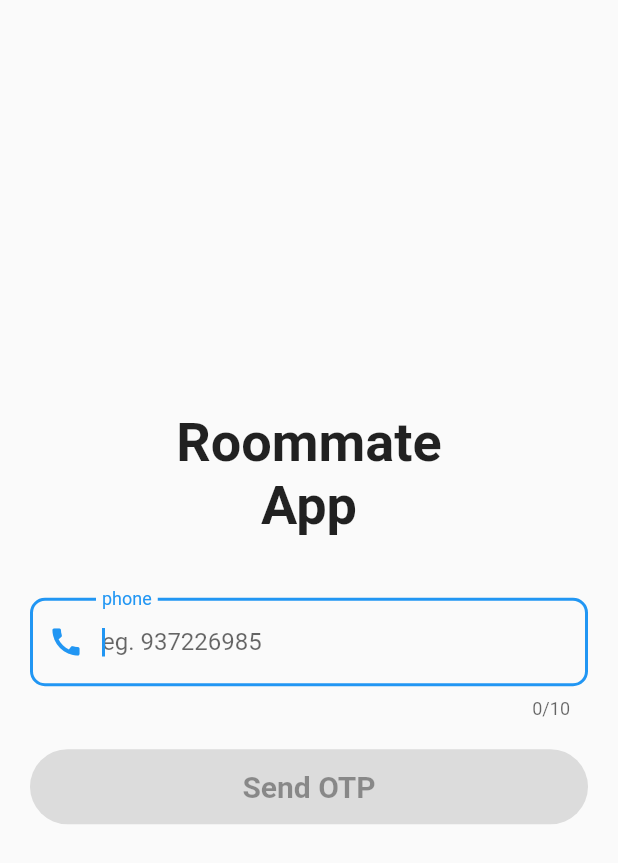
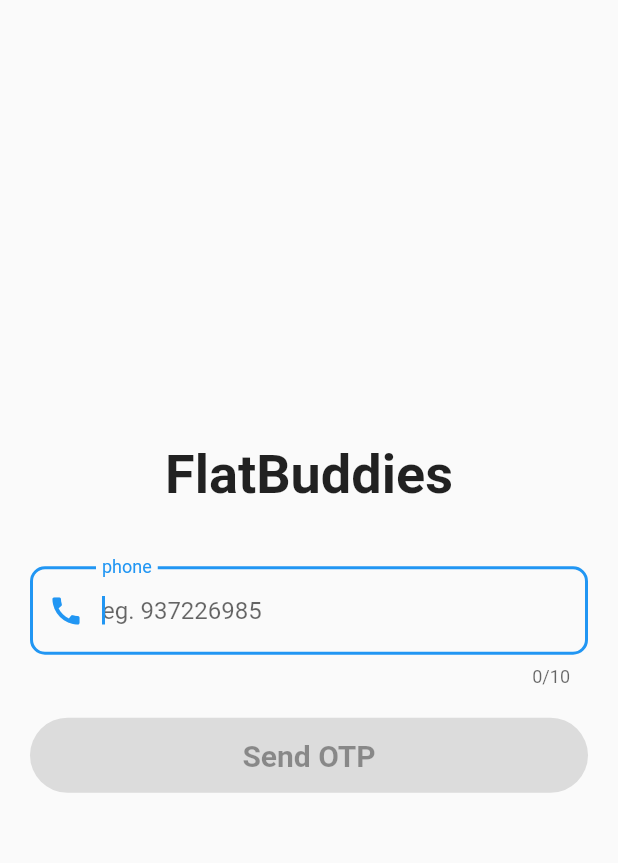
Before and after one commit to parbat680/tsec_frontend_team-07, a Flutter app: the screen it shows after launch, on a phone screen of 412 x 824 dp. Shown: the top 863 px of the screen. Run offline on Flutter 3.47's test engine with Material 2 defaults, Android fonts, the phone set to English and light mode, and no system bars; drawn by our look-alikes of loader_overlay; our stand-ins replace firebase_auth, firebase_core, get, get_storage, image_picker, pinput; missing offline and left inert: panorama; accounts and stored records are empty.

Commit message:
final commit from home 😁

```diff
--- a/lib/main.dart
+++ b/lib/main.dart
@@ -41,9 +41,7 @@ class MyApp extends StatelessWidget {
       ),
       debugShowCheckedModeBanner: false,
       home: LoaderOverlay(
-        child: box.read('auth-token') == null
-            ? LoginScreen()
-            : UserDetailsScreen(),
+        child: box.read('auth-token') == null ? LoginScreen() : HomeScreen(),
       ),
     );
   }
--- a/lib/views/auth/login_screen.dart
+++ b/lib/views/auth/login_screen.dart
@@ -33,7 +33,7 @@ class _LoginScreenState extends State<LoginScreen> {
             crossAxisAlignment: CrossAxisAlignment.center,
             children: [
               Text(
-                "Roommate\nApp",
+                "FlatBuddies",
                 style: TextStyle(
                   fontSize: 36,
                   fontWeight: FontWeight.w600,
--- a/lib/views/home/home.dart
+++ b/lib/views/home/home.dart
@@ -1,11 +1,6 @@
 import 'package:flutter/material.dart';
-import 'package:flutter/src/foundation/key.dart';
-import 'package:flutter/src/widgets/framework.dart';
 import 'package:get/get.dart';
-import 'package:tsec_app/network/api/fetch_apartments.dart';
-import 'package:tsec_app/views/auth/login_screen.dart';
 import 'package:tsec_app/views/home/appartment.dart';
-import 'package:tsec_app/views/home/profileSetup/steps/preferances.dart';
 import 'package:tsec_app/views/home/roommate.dart';
 import 'package:tsec_app/views/home/search.dart';
 
@@ -44,7 +39,7 @@ class _HomeScreenState extends State<HomeScreen> {
                   ),
                   Expanded(
                     child: Text(
-                      "Roommate App",
+                      "FlatBuddies",
                       style: TextStyle(
                           fontSize: 20,
                           fontWeight: FontWeight.w600,
```
Also changed, not shown: lib/controllers/auth_controller.dart (+0 -24 lines), lib/network/otp_verify.dart (+32 -3 lines), lib/views/widgets/roommate_tile.dart (+14 -2 lines).
